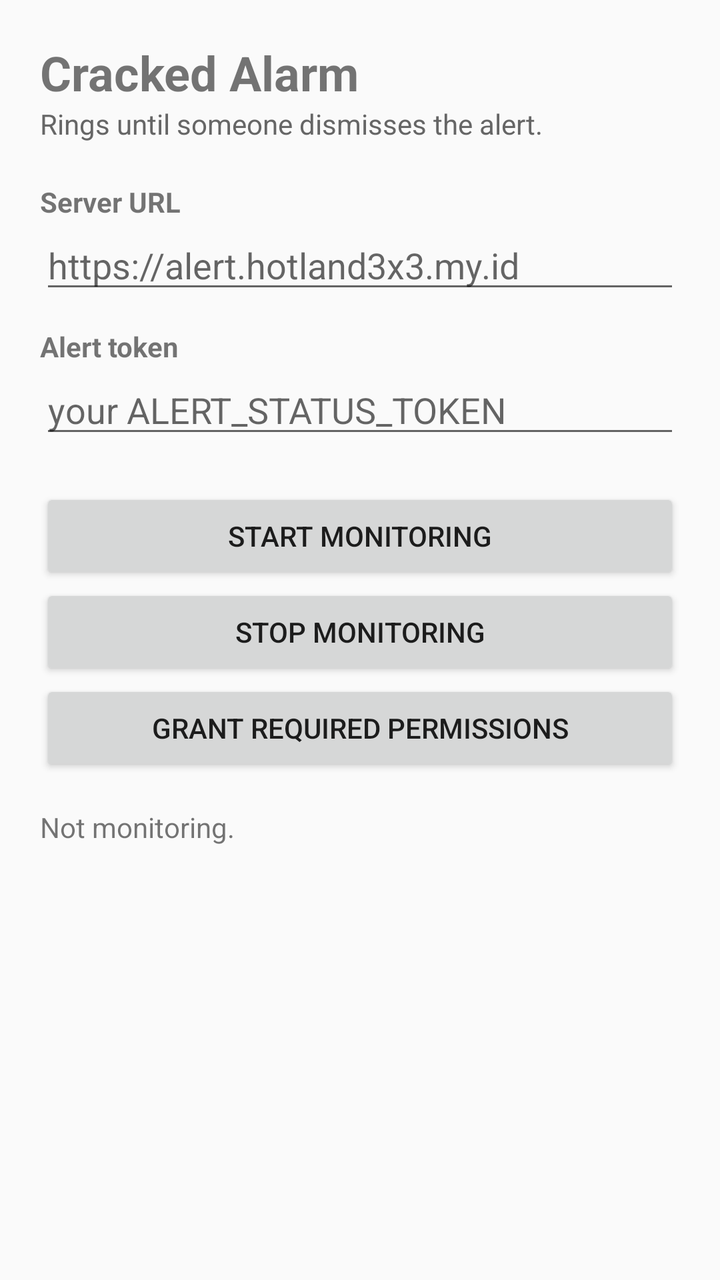
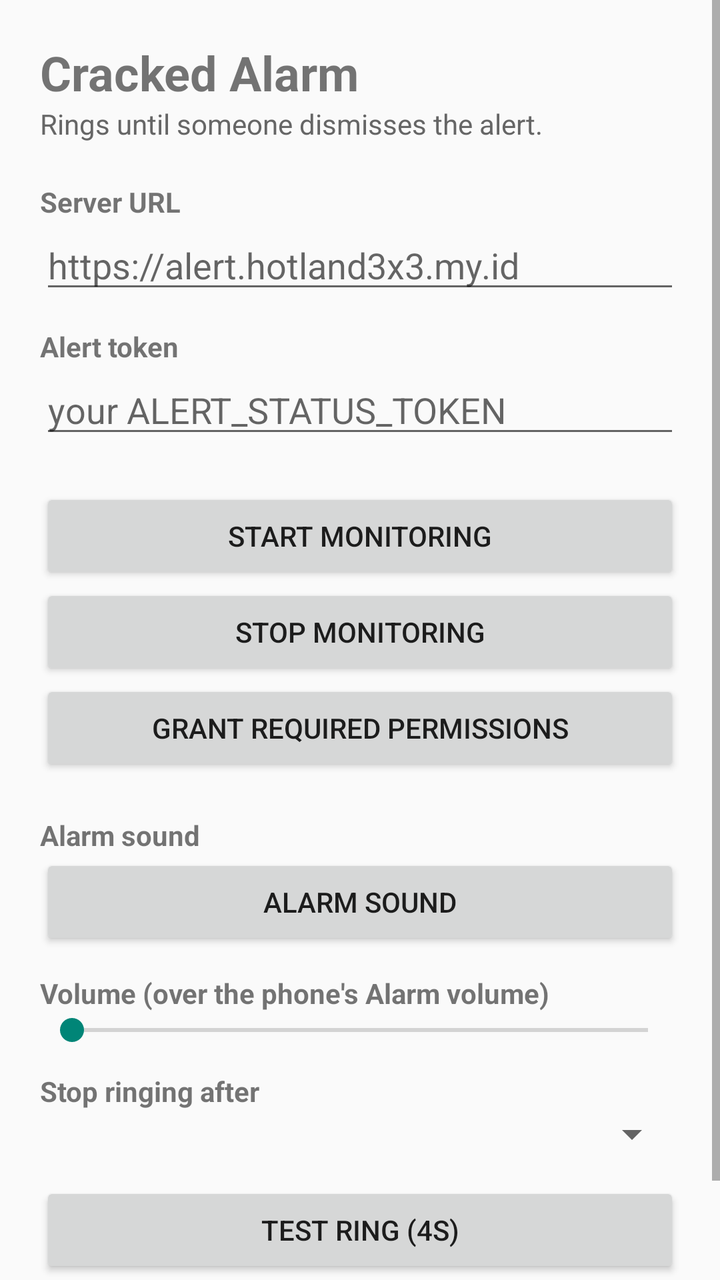

The first picture is an Android layout as it rendered before a commit; the second is the same layout after the commit. The layout source and the unified diff follow.
<!-- AndroidManifest.xml: application theme Theme.CrackedAlarm -->
<!-- res/layout/activity_config.xml -->
<?xml version="1.0" encoding="utf-8"?>
<ScrollView xmlns:android="http://schemas.android.com/apk/res/android"
    android:layout_width="match_parent"
    android:layout_height="match_parent">

    <LinearLayout
        android:layout_width="match_parent"
        android:layout_height="wrap_content"
        android:orientation="vertical"
        android:padding="20dp">

        <TextView
            android:layout_width="wrap_content"
            android:layout_height="wrap_content"
            android:text="Cracked Alarm"
            android:textSize="24sp"
            android:textStyle="bold" />

        <TextView
            android:layout_width="wrap_content"
            android:layout_height="wrap_content"
            android:layout_marginBottom="20dp"
            android:text="Rings until someone dismisses the alert."
            android:textColor="#666"
            android:textSize="14sp" />

        <TextView
            android:layout_width="wrap_content"
            android:layout_height="wrap_content"
            android:text="Server URL"
            android:textSize="14sp"
            android:textStyle="bold" />

        <EditText
            android:id="@+id/url_input"
            android:layout_width="match_parent"
            android:layout_height="wrap_content"
            android:hint="https://alert.hotland3x3.my.id"
            android:inputType="textUri" />

        <TextView
            android:layout_width="wrap_content"
            android:layout_height="wrap_content"
            android:layout_marginTop="12dp"
            android:text="Alert token"
            android:textSize="14sp"
            android:textStyle="bold" />

        <EditText
            android:id="@+id/token_input"
            android:layout_width="match_parent"
            android:layout_height="wrap_content"
            android:hint="your ALERT_STATUS_TOKEN"
            android:inputType="text" />

        <Button
            android:id="@+id/start_btn"
            android:layout_width="match_parent"
            android:layout_height="wrap_content"
            android:layout_marginTop="20dp"
            android:text="Start monitoring" />

        <Button
            android:id="@+id/stop_btn"
            android:layout_width="match_parent"
            android:layout_height="wrap_content"
            android:text="Stop monitoring" />

        <Button
            android:id="@+id/settings_btn"
            android:layout_width="match_parent"
            android:layout_height="wrap_content"
            android:text="Grant required permissions" />

        <TextView
            android:id="@+id/status"
            android:layout_width="match_parent"
            android:layout_height="wrap_content"
            android:layout_marginTop="16dp"
            android:text="Not monitoring."
            android:textSize="14sp" />
    </LinearLayout>
</ScrollView>
<!-- resources referenced by this layout -->
<resources>
  <style name="Theme.CrackedAlarm" parent="@android:style/Theme.Material.Light.NoActionBar" />
</resources>

<!-- the commit's change to res/layout/activity_config.xml (unified diff, before → after) -->
@@ -73,6 +73,54 @@
             android:text="Grant required permissions" />
 
         <TextView
+            android:layout_width="wrap_content"
+            android:layout_height="wrap_content"
+            android:layout_marginTop="20dp"
+            android:text="Alarm sound"
+            android:textSize="14sp"
+            android:textStyle="bold" />
+
+        <Button
+            android:id="@+id/sound_btn"
+            android:layout_width="match_parent"
+            android:layout_height="wrap_content"
+            android:text="Alarm sound" />
+
+        <TextView
+            android:layout_width="wrap_content"
+            android:layout_height="wrap_content"
+            android:layout_marginTop="12dp"
+            android:text="Volume (over the phone's Alarm volume)"
+            android:textSize="14sp"
+            android:textStyle="bold" />
+
+        <SeekBar
+            android:id="@+id/volume_bar"
+            android:layout_width="match_parent"
+            android:layout_height="wrap_content"
+            android:max="100" />
+
+        <TextView
+            android:layout_width="wrap_content"
+            android:layout_height="wrap_content"
+            android:layout_marginTop="12dp"
+            android:text="Stop ringing after"
+            android:textSize="14sp"
+            android:textStyle="bold" />
+
+        <Spinner
+            android:id="@+id/ring_spinner"
+            android:layout_width="match_parent"
+            android:layout_height="wrap_content" />
+
+        <Button
+            android:id="@+id/test_btn"
+            android:layout_width="match_parent"
+            android:layout_height="wrap_content"
+            android:layout_marginTop="12dp"
+            android:text="Test ring (4s)" />
+
+        <TextView
             android:id="@+id/status"
             android:layout_width="match_parent"
             android:layout_height="wrap_content"
